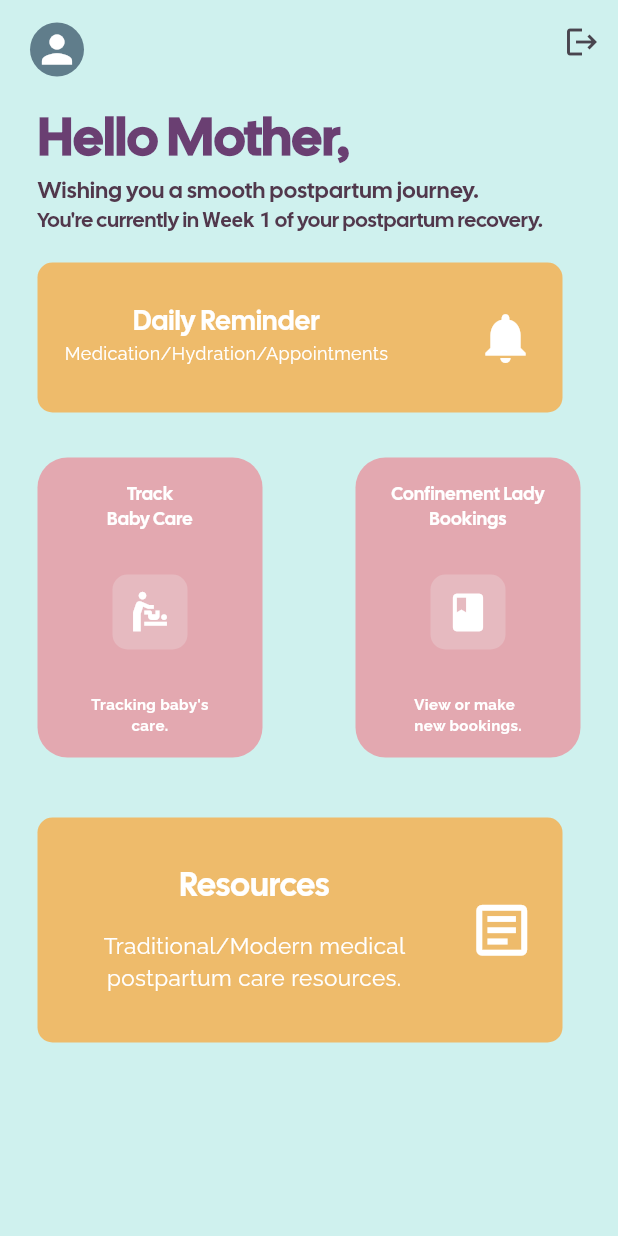
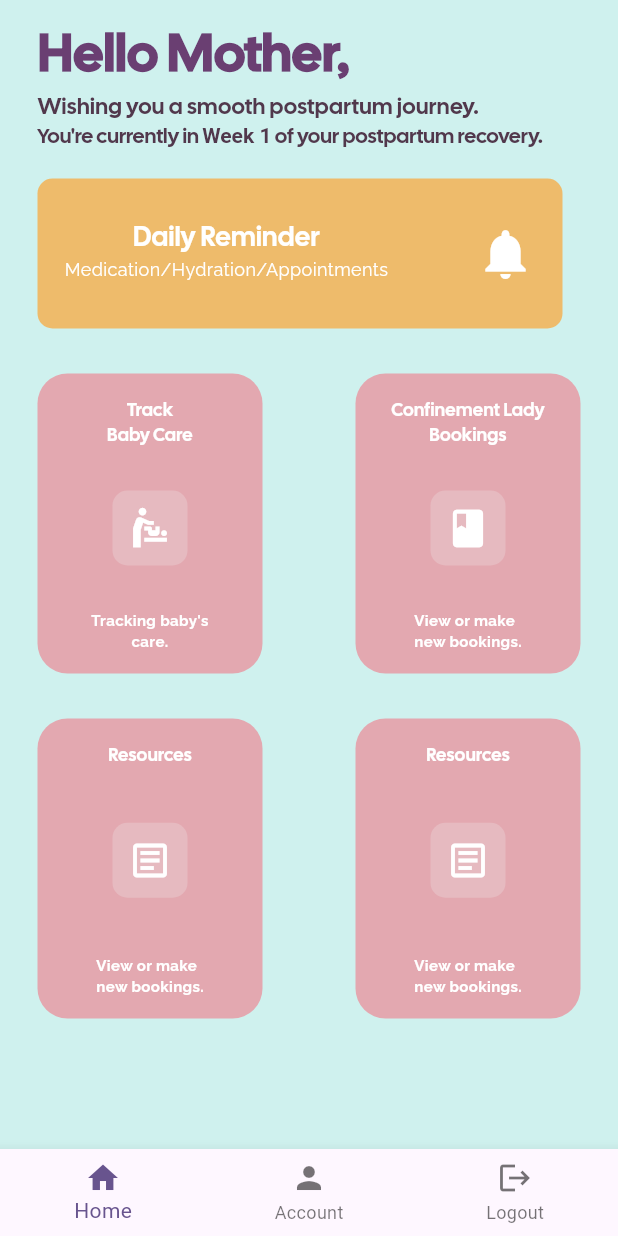
Before and after one commit to TFayyadh/EbuCare, a Flutter app: the HomePage screen opened directly, on a phone screen of 412 x 824 dp. Run offline on Flutter 3.47's test engine with Material 3 defaults, Android fonts, the light colour scheme and no system bars; our stand-ins replace date_picker_timeline, flutter_local_notifications, flutter_timezone, supabase_flutter, timezone; accounts and stored records are empty.

Commit message:
Change homepage UI
Added bottomnavbar and remove appbar. Bottomnavbar navigation completed

```diff
--- a/lib/pages/home_page.dart
+++ b/lib/pages/home_page.dart
@@ -3,6 +3,7 @@
 import 'package:ebucare_app/pages/confinement_lady_page.dart';
 import 'package:ebucare_app/pages/edu_page.dart';
 import 'package:ebucare_app/pages/login_page.dart';
+import 'package:ebucare_app/pages/manage_profile.dart';
 import 'package:ebucare_app/pages/reminder_page.dart';
 import 'package:ebucare_app/pages/resource_articles.dart';
 import 'package:ebucare_app/pages/traditional_page.dart';
@@ -342,6 +343,68 @@
   );
 }
 
+Widget resources(BuildContext context) {
+  return Container(
+    width: 150,
+    height: 200,
+    decoration: BoxDecoration(
+      color: const Color.fromARGB(255, 227, 168, 176),
+      borderRadius: BorderRadius.circular(20),
+    ),
+    child: Padding(
+        padding: EdgeInsets.symmetric(horizontal: 10, vertical: 15),
+        child: Column(
+          mainAxisAlignment: MainAxisAlignment.spaceBetween,
+          children: [
+            Column(
+              mainAxisAlignment: MainAxisAlignment.spaceBetween,
+              children: [
+                Text(
+                  "Resources",
+                  textAlign: TextAlign.center,
+                  style: TextStyle(
+                      fontFamily: "Calsans",
+                      fontSize: 12,
+                      fontWeight: FontWeight.w500,
+                      color: Colors.white),
+                ),
+              ],
+            ),
+            Container(
+              width: 50,
+              height: 50,
+              decoration: BoxDecoration(
+                  borderRadius: BorderRadius.circular(10),
+                  color: Color.fromARGB(255, 230, 186, 192)),
+              child: GestureDetector(
+                onTap: () {
+                  Navigator.push(
+                    context,
+                    MaterialPageRoute(
+                      builder: (context) => ConfinementLadyPage(),
+                    ),
+                  );
+                },
+                child: Icon(
+                  Icons.article_outlined,
+                  size: 30,
+                  color: Color.fromARGB(255, 255, 255, 255),
+                ),
+              ),
+            ),
+            Text(
+              "View or make \nnew bookings.",
+              style: TextStyle(
+                  fontSize: 10,
+                  fontFamily: "Raleway",
+                  fontWeight: FontWeight.bold,
+                  color: Colors.white),
+            ),
+          ],
+        )),
+  );
+}
+
 Widget article(context) {
   return Container(
     child: GestureDetector(
@@ -356,7 +419,7 @@
         padding: const EdgeInsets.symmetric(horizontal: 15),
         child: Container(
           width: 350,
-          height: 150,
+          height: 80,
           decoration: BoxDecoration(
             color: const Color.fromARGB(204, 246, 174, 74),
             borderRadius: BorderRadius.circular(10),
@@ -373,7 +436,7 @@
                     children: [
                       Padding(
                         padding: const EdgeInsets.only(
-                            left: 8, right: 8, top: 0, bottom: 15),
+                            left: 8, right: 8, top: 0, bottom: 5),
                         child: Text(
                           "Resources",
                           style: TextStyle(
@@ -383,21 +446,6 @@
                               color: Colors.white),
                         ),
                       ),
-                      Padding(
-                        padding: const EdgeInsets.only(
-                            left: 8, right: 8, top: 0, bottom: 4),
-                        child: Text(
-                          "Traditional/Modern medical postpartum care resources.",
-                          style: TextStyle(
-                              fontFamily: "Raleway",
-                              fontSize: 15,
-                              color: Colors.white),
-                          softWrap: true,
-                          overflow: TextOverflow.ellipsis,
-                          maxLines: 2,
-                          textAlign: TextAlign.center,
-                        ),
-                      )
                     ],
                   ),
                 ),
@@ -488,9 +536,12 @@
   int? _postpartumWeek;
   bool _loadingProfile = true;
 
-  void logout() async {
+  int _selectedIndex = 0;
+
+  Future<void> logout() async {
     try {
       await authService.signOut();
+      if (!mounted) return;
       Navigator.pushReplacement(
         context,
         MaterialPageRoute(
@@ -498,10 +549,11 @@
         ),
       );
     } catch (e) {
-      print('Logout error: $e');
-      ScaffoldMessenger.of(context).showSnackBar(
-        SnackBar(content: Text('Logout failed: $e')),
-      );
+      if (mounted) {
+        ScaffoldMessenger.of(context).showSnackBar(
+          SnackBar(content: Text('Logout failed: $e')),
+        );
+      }
     }
   }
 
@@ -589,7 +641,6 @@
 
     return Scaffold(
       backgroundColor: const Color.fromARGB(255, 207, 241, 238),
-      appBar: Header(onLogout: logout),
       body: SafeArea(
         child: SingleChildScrollView(
           child: Padding(
@@ -671,14 +722,81 @@
                   ),
                 ),
                 Padding(
-                  padding: const EdgeInsets.only(top: 40),
-                  child: article(context),
+                  padding:
+                      const EdgeInsets.symmetric(horizontal: 15, vertical: 30),
+                  child: Container(
+                    height: 200,
+                    child: Row(
+                      mainAxisAlignment: MainAxisAlignment.spaceBetween,
+                      children: [
+                        resources(context),
+                        resources(context),
+                      ],
+                    ),
+                  ),
                 ),
               ],
             ),
           ),
         ),
       ),
+      bottomNavigationBar: BottomNavigationBar(
+        currentIndex: _selectedIndex,
+        onTap: (index) async {
+          setState(() {
+            _selectedIndex = index;
+          });
+
+          switch (index) {
+            case 0:
+              Navigator.pushReplacement(
+                context,
+                MaterialPageRoute(builder: (context) => const HomePage()),
+              );
+              break;
+            case 1:
+              Navigator.pushReplacement(
+                context,
+                MaterialPageRoute(builder: (context) => const ManageProfile()),
+              );
+              break;
+            case 2:
+              // Confirm before logging out
+              final shouldLogout = await showDialog<bool>(
+                context: context,
+                builder: (context) => AlertDialog(
+                  title: const Text('Log Out'),
+                  content: const Text('Are you sure you want to log out?'),
+                  actions: [
+                    TextButton(
+                      onPressed: () => Navigator.pop(context, false),
+                      child: const Text('Cancel'),
+                    ),
+                    TextButton(
+                      onPressed: () => Navigator.pop(context, true),
+                      child: const Text('Log Out'),
+                    ),
+                  ],
+                ),
+              );
+
+              if (shouldLogout == true) {
+                await logout(); // your existing logout function
+                Navigator.pushReplacement(
+                  context,
+                  MaterialPageRoute(builder: (context) => const LoginPage()),
+                );
+              }
+              break;
+          }
+        },
+        type: BottomNavigationBarType.fixed,
+        items: const [
+          BottomNavigationBarItem(icon: Icon(Icons.home), label: 'Home'),
+          BottomNavigationBarItem(icon: Icon(Icons.person), label: 'Account'),
+          BottomNavigationBarItem(icon: Icon(Icons.logout), label: 'Logout'),
+        ],
+      ),
     );
   }
 }
```
Also changed, not shown: lib/pages/manage_profile.dart (+7 -1 lines).
